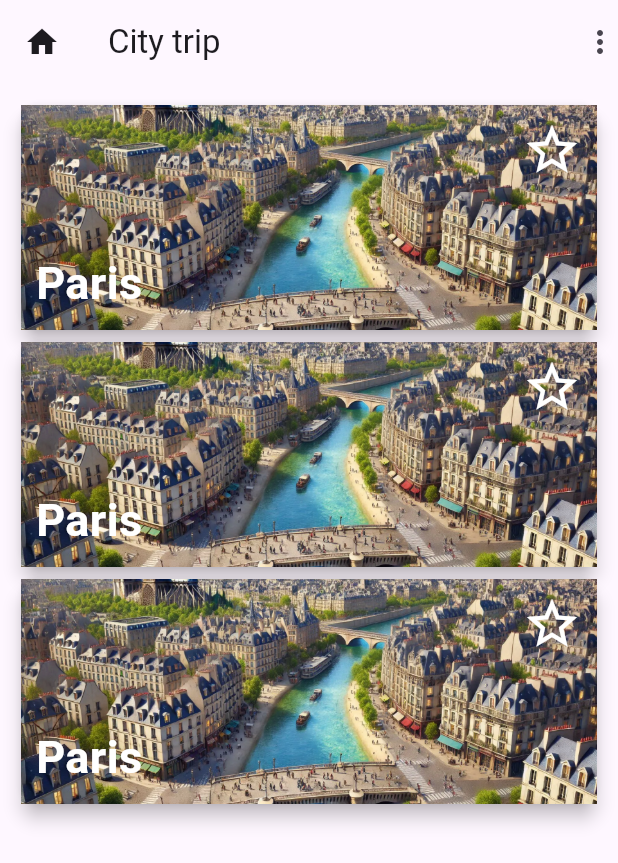
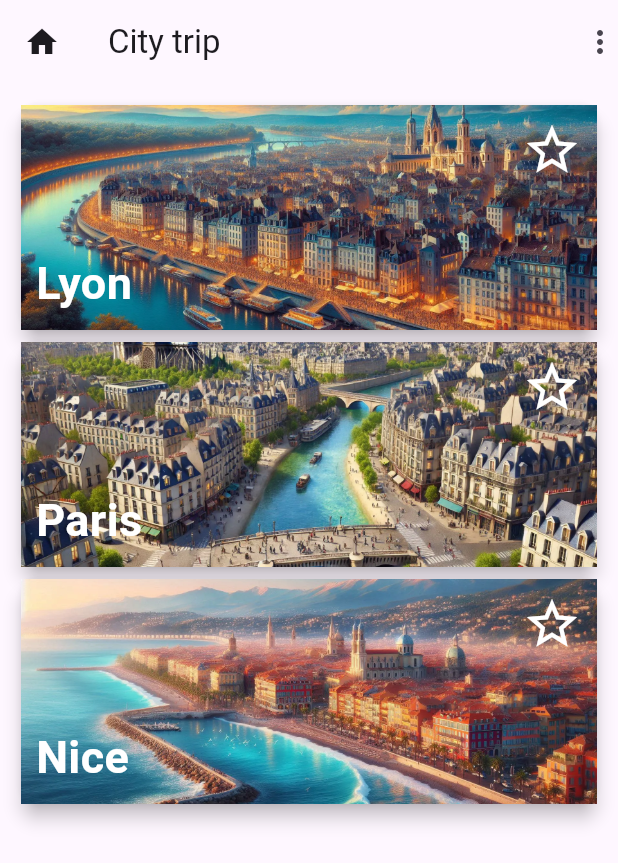
Before and after one commit to KevinStandaert/city_tr, a Flutter app: the screen it shows after launch, on a phone screen of 412 x 824 dp. Shown: the top 863 px of the screen. Run offline on Flutter 3.47's test engine with Material 3 defaults, Android fonts, the phone set to English and light mode, and no system bars.

Commit message:
feat: Home StateFulWidget

```diff
--- a/lib/city_card.dart
+++ b/lib/city_card.dart
@@ -1,7 +1,12 @@
 import 'package:flutter/material.dart';
 
 class CityCard extends StatelessWidget {
-  const CityCard({super.key});
+  final String name;
+  final String image;
+  final bool? checked;
+
+  const CityCard(
+      {super.key, required this.name, required this.image, this.checked});
 
   @override
   Widget build(BuildContext context) {
@@ -14,7 +19,7 @@ class CityCard extends StatelessWidget {
           children: <Widget>[
             Ink.image(
               fit: BoxFit.cover,
-              image: AssetImage('assets/images/paris.webp'),
+              image: AssetImage(image),
               child: InkWell(
                 onTap: () {
                   print('Card tapped.');
@@ -40,7 +45,7 @@ class CityCard extends StatelessWidget {
                   ),
                   Row(
                     children: <Widget>[
-                      Text('Paris',
+                      Text(name,
                           style: TextStyle(
                             color: Colors.white,
                             fontSize: 30,
--- a/lib/home.dart
+++ b/lib/home.dart
@@ -2,8 +2,21 @@ import 'package:flutter/material.dart';
 
 import 'city_card.dart';
 
-class Home extends StatelessWidget {
+class Home extends StatefulWidget {
   const Home({super.key});
+
+  @override
+  State<Home> createState() {
+    return _HomeState();
+  }
+}
+
+class _HomeState extends State<Home> {
+  List cities = [
+    {'name': 'Lyon', 'image': 'assets/images/lyon.webp'},
+    {'name': 'Paris', 'image': 'assets/images/paris.webp'},
+    {'name': 'Nice', 'image': 'assets/images/nice.webp'},
+  ];
 
   @override
   Widget build(BuildContext context) {
@@ -18,9 +31,14 @@ class Home extends StatelessWidget {
         child: Column(
           crossAxisAlignment: CrossAxisAlignment.stretch,
           children: <Widget>[
-            CityCard(),
-            CityCard(),
-            CityCard(),
+            ...cities.map(
+              (city) {
+                return CityCard(
+                  name: city['name'],
+                  image: city['image'],
+                );
+              },
+            ),
           ],
         ),
       ),
```
